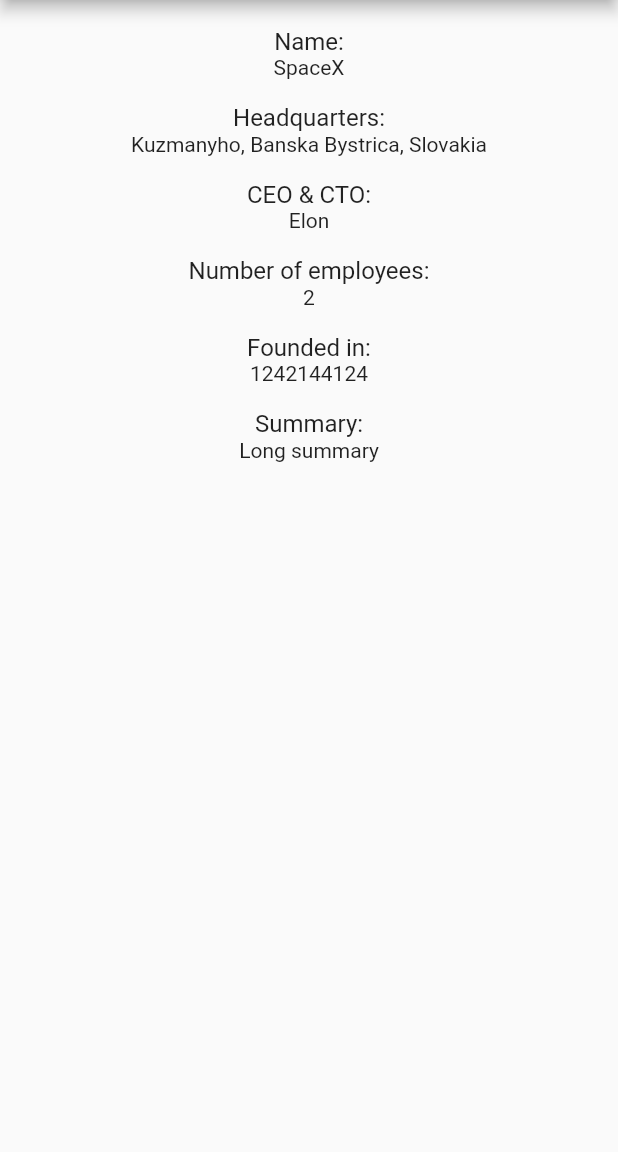
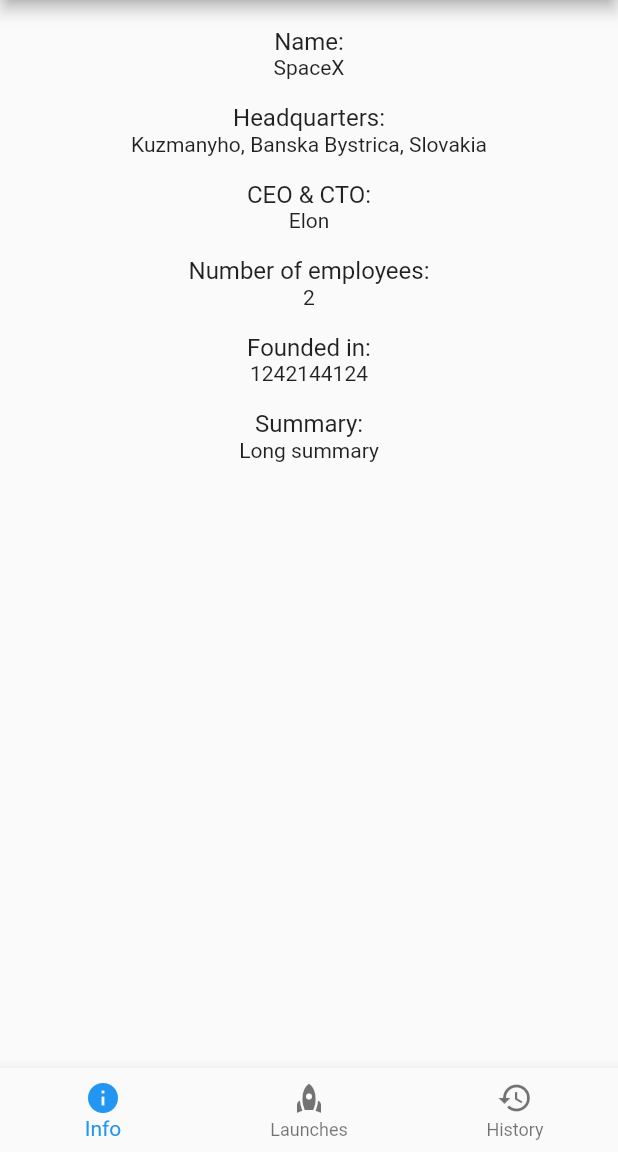
Before and after one commit to Samo8/applifting_assignment, a Flutter app: the screen it shows after launch, on a phone screen of 412 x 824 dp, the part 84-1236 px from its top. Run offline on Flutter 3.47's test engine with Material 2 defaults, Android fonts, the phone set to English and light mode, and no system bars; our stand-ins replace bloc, equatable, flutter_bloc.

Commit message:
feat: added home screen with bottom nav bar

```diff
--- a/lib/app/company_info/company_info_screen.dart
+++ b/lib/app/company_info/company_info_screen.dart
@@ -23,11 +23,7 @@
 
   @override
   Widget build(BuildContext context) {
-    return Scaffold(
-      appBar: AppBar(
-        title: const Text('Applifting SpaceX'),
-      ),
-      body: BlocBuilder<CompanyInfoBloc, CompanyInfoState>(
+    return BlocBuilder<CompanyInfoBloc, CompanyInfoState>(
       builder: (context, state) {
         if (state is CompanyInfoLoadingState) {
           return const Center(
@@ -60,8 +56,7 @@
                   children: [
                     const TitleItem(text: 'Headquarters:'),
                     BasicItem(
-                        text:
-                            '${headquarters.address}, ${headquarters.city}, ${headquarters.state}',
+                      text: '${headquarters.address}, ${headquarters.city}, ${headquarters.state}',
                     ),
                   ],
                 ),
@@ -105,7 +100,6 @@
         }
         return const SizedBox.shrink();
       },
-      ),
     );
   }
 }
--- /dev/null
+++ b/lib/app/home/bloc/home_bloc.dart
@@ -0,0 +1,26 @@
+import 'package:applifting_assignment/app/home/enums/bottom_nav_bar_item.dart';
+import 'package:bloc/bloc.dart';
+import 'package:equatable/equatable.dart';
+
+part 'home_event.dart';
+part 'home_state.dart';
+
+class HomeBloc extends Bloc<HomeEvent, HomeState> {
+  HomeBloc() : super(const HomeStateCompanyInfo(BottomNavBarItem.companyInfo)) {
+    on<HomeCompanyInfoEvent>(
+      (_, emit) => emit(
+        const HomeStateCompanyInfo(BottomNavBarItem.companyInfo),
+      ),
+    );
+    on<HomeLaunchesEvent>(
+      (_, emit) => emit(
+        const HomeStateLaunches(BottomNavBarItem.launches),
+      ),
+    );
+    on<HomeHistoryEvent>(
+      (_, emit) => emit(
+        const HomeStateHistory(BottomNavBarItem.history),
+      ),
+    );
+  }
+}
--- /dev/null
+++ b/lib/app/home/bloc/home_event.dart
@@ -0,0 +1,20 @@
+part of 'home_bloc.dart';
+
+abstract class HomeEvent extends Equatable {
+  const HomeEvent();
+
+  @override
+  List<Object> get props => [];
+}
+
+class HomeCompanyInfoEvent extends HomeEvent {
+  const HomeCompanyInfoEvent();
+}
+
+class HomeLaunchesEvent extends HomeEvent {
+  const HomeLaunchesEvent();
+}
+
+class HomeHistoryEvent extends HomeEvent {
+  const HomeHistoryEvent();
+}
--- /dev/null
+++ b/lib/app/home/bloc/home_state.dart
@@ -0,0 +1,22 @@
+part of 'home_bloc.dart';
+
+abstract class HomeState extends Equatable {
+  final BottomNavBarItem bottomNavBarItem;
+
+  const HomeState(this.bottomNavBarItem);
+
+  @override
+  List<Object> get props => [bottomNavBarItem];
+}
+
+class HomeStateCompanyInfo extends HomeState {
+  const HomeStateCompanyInfo(super.bottomNavBarItem);
+}
+
+class HomeStateLaunches extends HomeState {
+  const HomeStateLaunches(super.bottomNavBarItem);
+}
+
+class HomeStateHistory extends HomeState {
+  const HomeStateHistory(super.bottomNavBarItem);
+}
--- /dev/null
+++ b/lib/app/home/enums/bottom_nav_bar_item.dart
@@ -0,0 +1,7 @@
+enum BottomNavBarItem {
+  companyInfo,
+  launches,
+  history;
+
+  const BottomNavBarItem();
+}
--- /dev/null
+++ b/lib/app/home/home_screen.dart
@@ -0,0 +1,70 @@
+import 'package:applifting_assignment/app/company_info/company_info_screen.dart';
+import 'package:applifting_assignment/app/home/bloc/home_bloc.dart';
+import 'package:applifting_assignment/app/home/enums/bottom_nav_bar_item.dart';
+import 'package:flutter/material.dart';
+import 'package:flutter_bloc/flutter_bloc.dart';
+
+class HomeScreen extends StatefulWidget {
+  const HomeScreen({
+    super.key,
+  });
+
+  @override
+  State<HomeScreen> createState() => _HomeScreenState();
+}
+
+class _HomeScreenState extends State<HomeScreen> {
+  @override
+  Widget build(BuildContext context) {
+    return BlocBuilder<HomeBloc, HomeState>(
+      builder: (context, state) {
+        return Scaffold(
+          appBar: AppBar(
+            title: const Text(
+              'Applifting SpaceX',
+            ),
+          ),
+          body: BlocBuilder<HomeBloc, HomeState>(
+            builder: (context, state) {
+              if (state is HomeStateCompanyInfo) {
+                return const CompanyInfoScreen();
+              } else if (state is HomeStateHistory) {
+                return const CompanyInfoScreen();
+              }
+              return const CompanyInfoScreen();
+            },
+          ),
+          bottomNavigationBar: BottomNavigationBar(
+            items: const [
+              BottomNavigationBarItem(
+                icon: Icon(Icons.info),
+                label: 'Info',
+              ),
+              BottomNavigationBarItem(
+                icon: Icon(Icons.rocket),
+                label: 'Launches',
+              ),
+              BottomNavigationBarItem(
+                icon: Icon(Icons.history),
+                label: 'History',
+              ),
+            ],
+            currentIndex: state.bottomNavBarItem.index,
+            onTap: (int index) {
+              final homeBloc = context.read<HomeBloc>();
+              final selectedItem = BottomNavBarItem.values[index];
+
+              if (selectedItem == BottomNavBarItem.companyInfo) {
+                homeBloc.add(const HomeCompanyInfoEvent());
+              } else if (selectedItem == BottomNavBarItem.launches) {
+                homeBloc.add(const HomeLaunchesEvent());
+              } else {
+                homeBloc.add(const HomeHistoryEvent());
+              }
+            },
+          ),
+        );
+      },
+    );
+  }
+}
--- a/lib/main.dart
+++ b/lib/main.dart
@@ -1,5 +1,7 @@
 import 'package:applifting_assignment/app/company_info/bloc/company_info_bloc.dart';
-import 'package:applifting_assignment/app/company_info/company_info_screen.dart';
+
+import 'package:applifting_assignment/app/home/bloc/home_bloc.dart';
+import 'package:applifting_assignment/app/home/home_screen.dart';
 import 'package:flutter/material.dart';
 import 'package:flutter_bloc/flutter_bloc.dart';
 
@@ -17,6 +19,9 @@
     return MultiBlocProvider(
       providers: [
         BlocProvider(
+          create: (_) => HomeBloc(),
+        ),
+        BlocProvider(
           create: (_) => CompanyInfoBloc(),
         ),
       ],
@@ -25,7 +30,7 @@
         theme: ThemeData(
           primarySwatch: Colors.blue,
         ),
-        home: const CompanyInfoScreen(),
+        home: const HomeScreen(),
       ),
     );
   }
```
Lines whose indentation alone changed are shown as unchanged.
